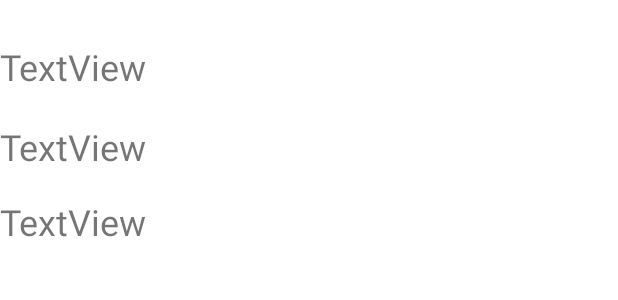
After one commit to cours420Om/5j6_travailpratique2-wisalahmadi, an Android app: the layout fragment_affichage.xml on its own in the app's theme, with its tools: preview values and no code run, on a phone screen of 412 x 824 dp. The commit adds this screen. Shown: the top 300 px of the screen. Run offline under Robolectric (Android 15) with nearby library versions, the phone set to English and light mode, and no system bars.

Commit message:
J'ai corriger le code affichage, maintenant l'affichage ce fais dans un fragment que jai crée

```diff
--- /dev/null
+++ b/app/src/main/res/layout/fragment_affichage.xml
@@ -0,0 +1,37 @@
+<?xml version="1.0" encoding="utf-8"?>
+<FrameLayout xmlns:android="http://schemas.android.com/apk/res/android"
+    xmlns:tools="http://schemas.android.com/tools"
+    android:layout_width="match_parent"
+    android:layout_height="match_parent"
+    tools:context=".FragmentAffichage">
+
+    <LinearLayout
+        android:layout_width="match_parent"
+        android:layout_height="match_parent"
+        android:orientation="vertical">
+
+        <TextView
+            android:id="@+id/tv_pays"
+            android:layout_width="277dp"
+            android:layout_height="37dp"
+            android:layout_marginTop="28dp"
+            android:text="TextView"
+            android:textSize="24sp" />
+
+        <TextView
+            android:id="@+id/tv_dateNais"
+            android:layout_width="278dp"
+            android:layout_height="38dp"
+            android:layout_marginTop="16dp"
+            android:text="TextView"
+            android:textSize="24sp" />
+
+        <TextView
+            android:id="@+id/tv_gender"
+            android:layout_width="279dp"
+            android:layout_height="43dp"
+            android:layout_marginTop="12dp"
+            android:text="TextView"
+            android:textSize="24sp" />
+    </LinearLayout>
+</FrameLayout>
--- a/app/src/main/res/values/strings.xml
+++ b/app/src/main/res/values/strings.xml
@@ -1,3 +1,5 @@
 <resources>
     <string name="app_name">DB-tp2</string>
+    <!-- TODO: Remove or change this placeholder text -->
+    <string name="hello_blank_fragment">Hello blank fragment</string>
 </resources>
```
Also changed, not shown: app/src/main/java/com/example/db_tp2/ActivityAffichage.java (+20 -6 lines), app/src/main/java/com/example/db_tp2/FragmentAffichage.java (added, +50 -0 lines), app/src/main/res/layout/activity_affichage.xml (+19 -46 lines).
